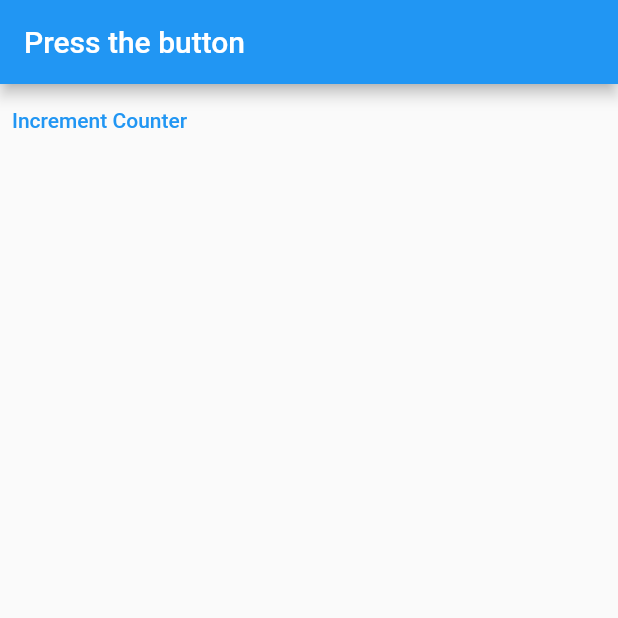
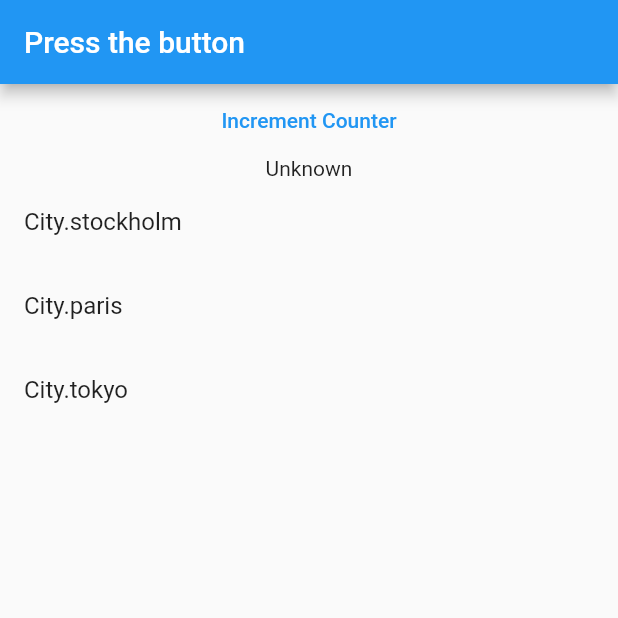
Before and after one commit to urahamat01/Riverpod-State-Management, a Flutter app: the screen it shows after launch, on a phone screen of 412 x 824 dp, the top half of it. Run offline on Flutter 3.47's test engine with Material 2 defaults, Android fonts, the phone set to English and light mode, and no system bars; our stand-ins replace hooks_riverpod.

Commit message:
example 3 end

```diff
--- a/riverpod_state_management/lib/main.dart
+++ b/riverpod_state_management/lib/main.dart
@@ -59,11 +59,56 @@ class MyApp extends StatelessWidget {
   }
 }
 
+enum City {
+  stockholm,
+  paris,
+  tokyo,
+}
+
+Future<String> getWeather(City city) {
+  return Future.delayed(
+    const Duration(seconds: 1),
+    () =>
+        {
+          City.stockholm: 'Stock',
+          City.paris: 'Pari',
+          City.tokyo: 'Toky',
+        }[city] ??
+        '?',
+  );
+}
+
+final myProvider = Provider((_) => DateTime.now());
+
+//Will be changed by the UI writes to this
+final currentCityProvider = StateProvider<City?>(
+  (ref) => null,
+);
+
+const unknownWeatherEmoji = 'Unknown';
+
+//UI reads this
+final weatherProvider = FutureProvider<dynamic>(
+  (ref) {
+    final city = ref.watch(currentCityProvider);
+    if (city != null) {
+      return getWeather(city);
+    } else {
+      return unknownWeatherEmoji;
+    }
+  },
+);
+
+class WeatherEmoji {}
+
 class MyHomePage extends ConsumerWidget {
   const MyHomePage({Key? key}) : super(key: key);
 
   @override
   Widget build(BuildContext context, WidgetRef ref) {
+    final currentWeather = ref.watch(
+      weatherProvider,
+    );
     return Scaffold(
       // appBar: AppBar(
       //   title: const Text('Home Page'),
@@ -85,6 +130,40 @@ class MyHomePage extends ConsumerWidget {
             onPressed: ref.read(counterProvider.notifier).increment,
             child: const Text('Increment Counter'),
           ),
+
+//          currentWeather.when(data: (data) => Text(data, style:  TextStyle(fontFamily: 23),), error: (Object error, StackTrace stackTrace) {  }, )
+
+          currentWeather.when(
+            data: (data) => Text(
+              data,
+              style: const TextStyle(),
+            ),
+            //error: (Object) => Text('data'),
+            //error: (dynamic) =>  Text('Error ????'),
+            loading: () => const Padding(
+              padding: EdgeInsets.all(8.0),
+              child: CircularProgressIndicator(),
+            ),
+            error: (Object error, StackTrace stackTrace) => Text('Error ??'),
+          ),
+          Expanded(
+            child: ListView.builder(
+              itemCount: City.values.length,
+              itemBuilder: (context, index) {
+                final city = City.values[index];
+                final isSelected = city == ref.watch(currentCityProvider);
+
+                return ListTile(
+                  title: Text(
+                    city.toString(),
+                  ),
+                  trailing: isSelected ? const Icon(Icons.check) : null,
+                  onTap: () =>
+                      ref.read(currentCityProvider.notifier,).state = city,
+                );
+              },
+            ),
+          ),
         ],
       ),
     );
```
